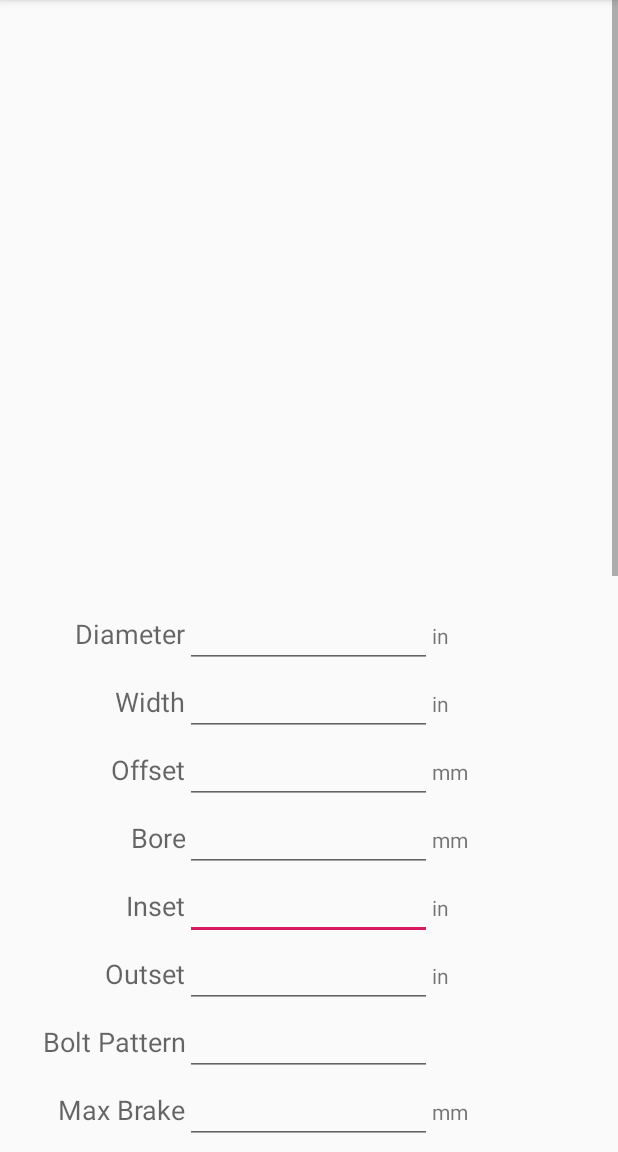
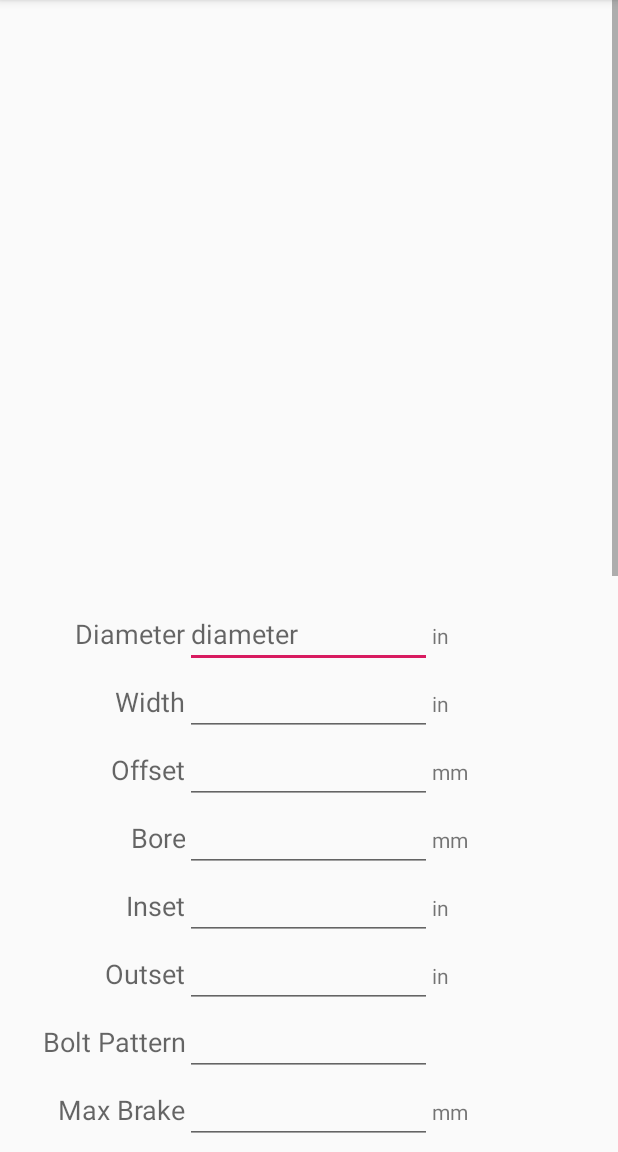
Before and after one commit to sgruver/roundbois, an Android app: the CurrentConfigActivity screen opened directly, with no data from a screen before it, on a phone screen of 412 x 824 dp, the part 84-1236 px from its top. Run offline under Robolectric (Android 15) with nearby library versions, the phone set to English and light mode, and no system bars; 35 statements that could not run were skipped.

```diff
--- a/app/src/main/res/layout/activity_current_config.xml
+++ b/app/src/main/res/layout/activity_current_config.xml
@@ -26,7 +26,7 @@
 
         <TableRow
             android:layout_width="match_parent"
-            android:layout_height="match_parent">
+            android:layout_height="wrap_content">
 
             <TextView
                 android:id="@+id/diameterTextView"
@@ -43,8 +43,10 @@
                 android:layout_height="wrap_content"
                 android:layout_weight=".4"
                 android:ems="10"
+                android:hint="diameter"
                 android:inputType="number"
-                android:textAlignment="textEnd" />
+                android:singleLine="true"
+                android:textAlignment="textStart" />
 
             <TextView
                 android:layout_width="0dp"
```
Also changed, not shown: app/src/main/res/layout/list_group.xml (added, +14 -0 lines), app/src/main/res/layout/list_item.xml (added, +12 -0 lines).
